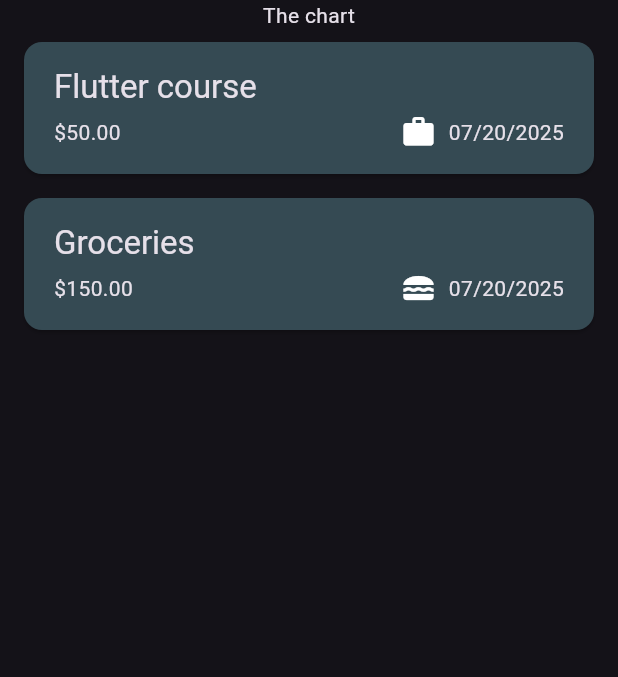
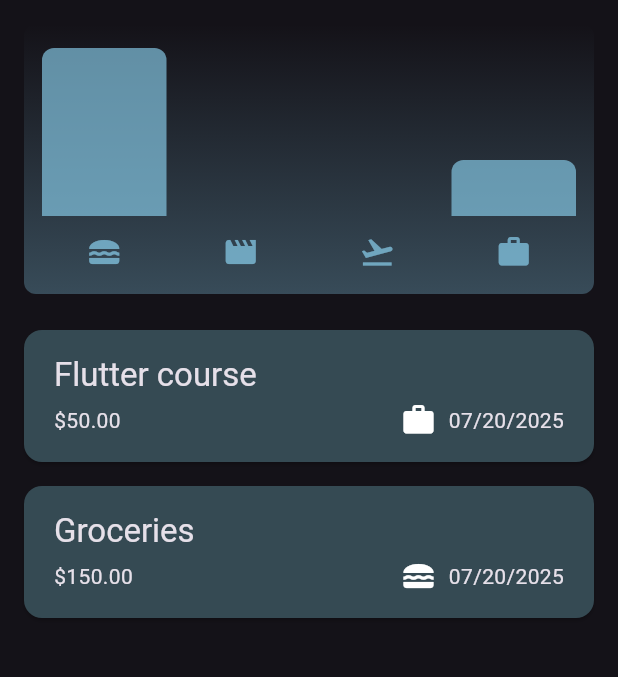
Before and after one commit to japinell/flutter_expense_tracker, a Flutter app: the screen it shows after launch, on a phone screen of 412 x 824 dp, the part 84-761 px from its top. Run offline on Flutter 3.47's test engine with Material 3 defaults, Android fonts, the phone set to English and light mode, and no system bars.

Commit message:
Added Chart to Expenses widget

```diff
--- a/lib/widgets/expenses.dart
+++ b/lib/widgets/expenses.dart
@@ -2,6 +2,7 @@ import "package:flutter/material.dart";
 import "package:flutter_expense_tracker/models/expense.dart";
 import "package:flutter_expense_tracker/widgets/expenses_list.dart";
 import "package:flutter_expense_tracker/widgets/new_expense.dart";
+import "package:flutter_expense_tracker/widgets/chart/chart.dart";
 
 class Expenses extends StatefulWidget {
   const Expenses({super.key});
@@ -93,7 +94,7 @@ class _ExpensesState extends State<Expenses> {
       ),
       body: Column(
         children: [
-          Text("The chart"),
+          Chart(expenses: expenses),
           Expanded(child: mainContent),
         ],
       ),
```
